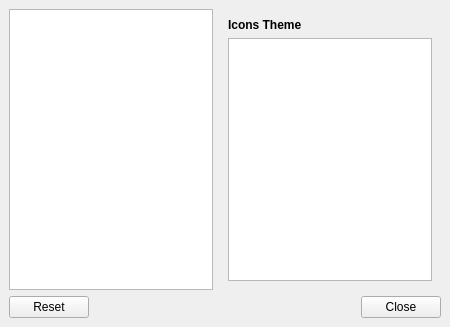
The window that razor-config-appearance/mainwindow.ui (lxqt/lxqt-config) describes before a commit, drawn with Qt 5.
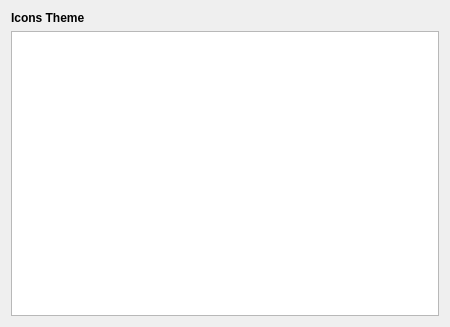
The same window after the commit. Custom widgets are drawn as their Qt base class.

Commit message: Convert Appearance dialog to use RazorConfigDialog

The edit to the form file:
```diff
--- a/razor-config-appearance/mainwindow.ui
+++ b/razor-config-appearance/mainwindow.ui
@@ -1,7 +1,7 @@
 <?xml version="1.0" encoding="UTF-8"?>
 <ui version="4.0">
- <class>MainWindow</class>
- <widget class="QMainWindow" name="MainWindow">
+ <class>IconThemeConfig</class>
+ <widget class="QWidget" name="IconThemeConfig">
   <property name="geometry">
    <rect>
     <x>0</x>
@@ -13,35 +13,6 @@
   <property name="windowTitle">
    <string>Razor Appearance Configuration</string>
   </property>
-  <widget class="QWidget" name="centralwidget">
-   <layout class="QVBoxLayout" name="verticalLayout_2">
-    <item>
-     <layout class="QHBoxLayout" name="horizontalLayout">
-      <item>
-       <widget class="PageSelectWidget" name="moduleList">
-        <property name="sizePolicy">
-         <sizepolicy hsizetype="Preferred" vsizetype="Expanding">
-          <horstretch>0</horstretch>
-          <verstretch>0</verstretch>
-         </sizepolicy>
-        </property>
-        <property name="horizontalScrollBarPolicy">
-         <enum>Qt::ScrollBarAlwaysOff</enum>
-        </property>
-       </widget>
-      </item>
-      <item>
-       <widget class="QStackedWidget" name="stackedWidget">
-        <property name="sizePolicy">
-         <sizepolicy hsizetype="Preferred" vsizetype="Preferred">
-          <horstretch>0</horstretch>
-          <verstretch>0</verstretch>
-         </sizepolicy>
-        </property>
-        <property name="currentIndex">
-         <number>0</number>
-        </property>
-        <widget class="QWidget" name="page">
          <layout class="QVBoxLayout" name="verticalLayout">
           <item>
            <widget class="QLabel" name="label">
@@ -112,28 +83,6 @@
           </item>
          </layout>
         </widget>
-        <widget class="QWidget" name="page_2"/>
-       </widget>
-      </item>
-     </layout>
-    </item>
-    <item>
-     <widget class="QDialogButtonBox" name="buttons">
-      <property name="standardButtons">
-       <set>QDialogButtonBox::Close|QDialogButtonBox::Reset</set>
-      </property>
-     </widget>
-    </item>
-   </layout>
-  </widget>
- </widget>
- <customwidgets>
-  <customwidget>
-   <class>PageSelectWidget</class>
-   <extends>QListWidget</extends>
-   <header location="global">razorqt/pageselectwidget.h</header>
-  </customwidget>
- </customwidgets>
  <resources/>
  <connections/>
 </ui>
```
Lines whose indentation alone changed are shown as unchanged. The commit also changes 3 other files.
